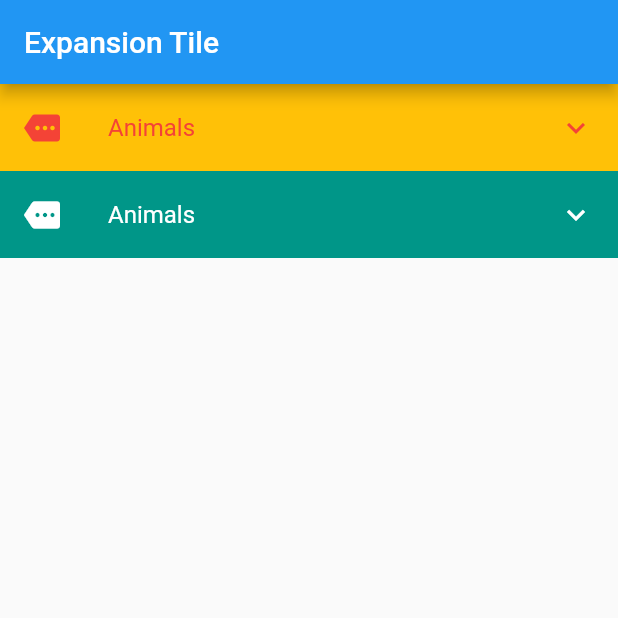
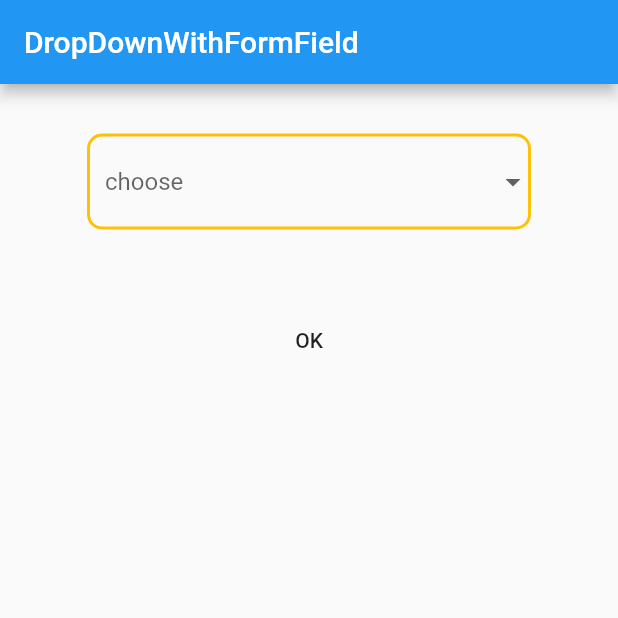
Before and after one commit to Mohamed-Yassien/flutter_challenges, a Flutter app: the screen it shows after launch, on a phone screen of 412 x 824 dp, the top half of it. Run offline on Flutter 3.47's test engine with Material 2 defaults, Android fonts, the phone set to English and light mode, and no system bars.

Commit message:
DropDown Button With Form Field Decoration

```diff
--- /dev/null
+++ b/lib/drop_down_form_field_screen.dart
@@ -0,0 +1,85 @@
+import 'package:flutter/material.dart';
+
+class DropDownFormFieldScreen extends StatefulWidget {
+  const DropDownFormFieldScreen({Key? key}) : super(key: key);
+
+  @override
+  State<DropDownFormFieldScreen> createState() =>
+      _DropDownFormFieldScreenState();
+}
+
+class _DropDownFormFieldScreenState extends State<DropDownFormFieldScreen> {
+  List<String> items = [
+    'Mohamed Ali',
+    'Adel Moussa',
+    'Mohamed Sedky',
+    'Ibrahim Khaled',
+  ];
+
+  @override
+  Widget build(BuildContext context) {
+    return Scaffold(
+      appBar: AppBar(
+        title: const Text(
+          'DropDownWithFormField',
+        ),
+      ),
+      body: Padding(
+        padding: const EdgeInsets.all(8.0),
+        child: Column(
+          children: [
+            Padding(
+              padding: const EdgeInsets.symmetric(
+                vertical: 25.0,
+                horizontal: 50,
+              ),
+              child: DropdownButtonFormField(
+                hint: const Text('choose'),
+                decoration: InputDecoration(
+                  enabledBorder: OutlineInputBorder(
+                    borderRadius: BorderRadius.circular(10),
+                    borderSide: const BorderSide(
+                      color: Colors.amber,
+                      width: 2,
+                    ),
+                  ),
+                  // disabledBorder: OutlineInputBorder(
+                  //   borderSide: BorderSide(
+                  //     color: Colors.purple,
+                  //     width: 2,
+                  //   ),
+                  // ),
+                  enabled: true,
+                  focusedBorder: const OutlineInputBorder(
+                    borderSide: BorderSide(
+                      color: Colors.teal,
+                      width: 2,
+                    ),
+                  ),
+                ),
+                items: items
+                    .map(
+                      (item) => DropdownMenuItem<String>(
+                        value: item,
+                        child: Text(item),
+                      ),
+                    )
+                    .toList(),
+                onChanged: (val) {
+                  print(val);
+                },
+              ),
+            ),
+            const SizedBox(
+              height: 25,
+            ),
+            MaterialButton(
+              onPressed: () {},
+              child: const Text('OK'),
+            ),
+          ],
+        ),
+      ),
+    );
+  }
+}
--- a/lib/main.dart
+++ b/lib/main.dart
@@ -2,6 +2,7 @@ import 'package:flutter/material.dart';
 import 'package:flutter_challenges/expansion_tile.dart';
 
 import 'bottom_sheet_screen.dart';
+import 'drop_down_form_field_screen.dart';
 
 main() {
   runApp(const MyApp());
@@ -14,7 +15,7 @@ class MyApp extends StatelessWidget {
   Widget build(BuildContext context) {
     return const MaterialApp(
       debugShowCheckedModeBanner: false,
-      home: ExpansionTileScreen(),
+      home: DropDownFormFieldScreen(),
     );
   }
 }
```
